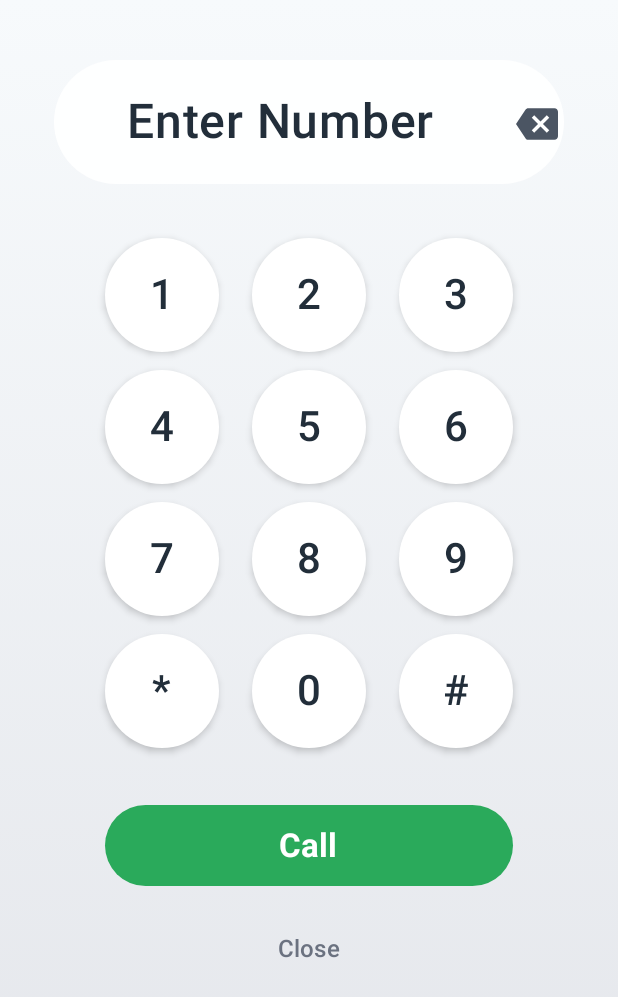
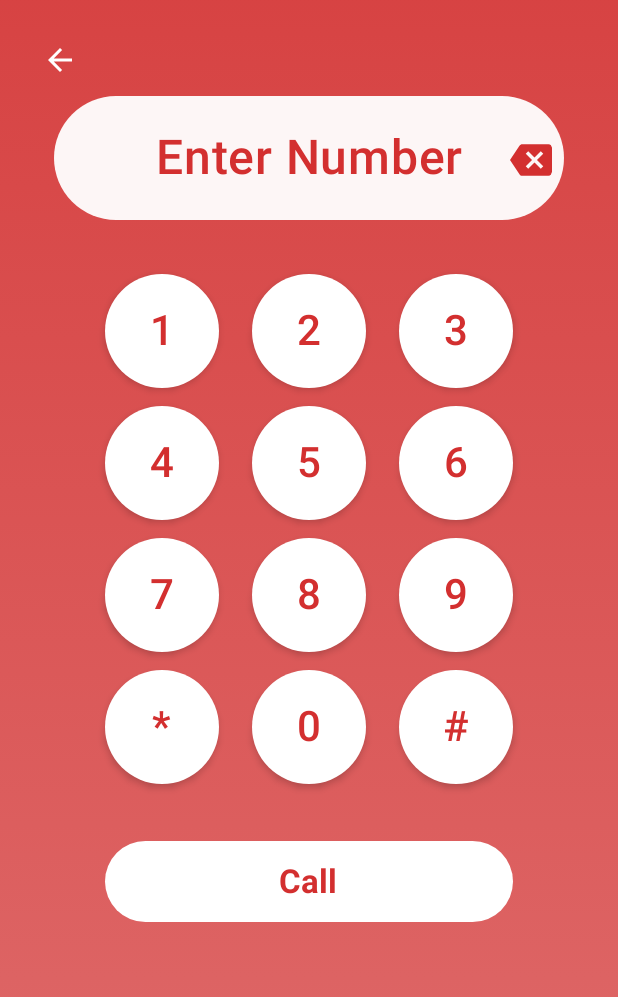
Before and after one commit to shojbahmed330/Talk, an Android app built with Jetpack Compose: the DialerScreen screen opened through its navigation route, on a phone screen of 412 x 824 dp. Shown: the top 997 px of the screen. Run offline under Robolectric (Android 15) with nearby library versions, the phone set to English and light mode, and no system bars; libraries missing offline, so code that uses them is left out: com.amazonaws, com.amazonaws.auth, com.amazonaws.regions, com.amazonaws.services, io.agora.rtc2; pictures from the network do not load; 14 statements that could not run were skipped.

Commit message:
Refactor: Update Dialer UI to Red and White theme
- Changed DialerScreen background to a red gradient.
- Updated dial pad buttons and call button to a white background with red text.
- Phone number display uses red text on a white background.
- Removed the "Close" button from the bottom of the dialer.
- Added a back button (arrow icon) to the top-left of the DialerScreen, which uses the existing onClose navigation logic.
- Implemented subtle press animations (scaling) for dial pad and call buttons.
- Ensured UI elements use the `mainRed` and `mainWhite` theme colors.

```diff
--- a/app/src/main/java/com/example/realtimecalltranslation/ui/theme/DialerScreen.kt
+++ b/app/src/main/java/com/example/realtimecalltranslation/ui/theme/DialerScreen.kt
@@ -2,18 +2,24 @@ package com.example.realtimecalltranslation.ui.theme
 
 import android.content.Intent
 import androidx.compose.foundation.background
+import androidx.compose.foundation.clickable
 import androidx.compose.foundation.layout.*
 import androidx.compose.foundation.shape.CircleShape
 import androidx.compose.material.icons.Icons
+import androidx.compose.material.icons.filled.ArrowBack
 import androidx.compose.material.icons.filled.Backspace
 import androidx.compose.material3.*
 import androidx.compose.runtime.*
 import androidx.compose.ui.Alignment
 import androidx.compose.ui.Modifier
+import androidx.compose.ui.draw.scale
 import androidx.compose.ui.graphics.Brush
 import androidx.compose.ui.graphics.Color
+import androidx.compose.ui.input.pointer.pointerInput
 // import androidx.compose.ui.platform.LocalContext // No longer needed
 import androidx.compose.ui.text.font.FontWeight
+import androidx.compose.animation.core.animateFloatAsState
+import androidx.compose.foundation.gestures.detectTapGestures
 import androidx.compose.ui.text.style.TextAlign
 import androidx.compose.ui.unit.dp
 import androidx.compose.ui.unit.sp
@@ -21,44 +27,59 @@ import androidx.compose.ui.unit.sp
 
 @Composable
 fun DialerScreen(
-    onClose: () -> Unit,
-    mainRed: Color, // This parameter is not used in the current body, but kept as per signature
-    mainWhite: Color, // This parameter is not used in the current body, but kept as per signature
-    onNavigateToCall: (String) -> Unit // Added new parameter
+    onClose: () -> Unit, // This will be repurposed for the back button
+    mainRed: Color,
+    mainWhite: Color,
+    onNavigateToCall: (String) -> Unit
 ) {
     var phoneNumber by remember { mutableStateOf("") }
-    // val context = LocalContext.current // No longer needed
 
-    // Professional color palette
-    val dialerBg = Brush.verticalGradient(
-        colors = listOf(Color(0xFFf7fafc), Color(0xFFe3e5ea))
+    // Using mainRed and mainWhite as requested
+    val dialerBgBrush = Brush.verticalGradient(
+        colors = listOf(mainRed.copy(alpha = 0.9f), mainRed.copy(alpha = 0.7f))
     )
-    val numPadColor = Color(0xFFffffff)
-    val numTextColor = Color(0xFF222e3a)
-    val callBtnColor = Color(0xFF2AAA5B)
-    val callBtnTextColor = Color.White
-    val iconColor = Color(0xFF4B5563)
-
-    // fun goToOutgoingCallActivity(number: String) { // Removed this function
-    //     val intent = Intent(context, OutgoingCallActivity::class.java)
-    //     intent.putExtra("CALLEE_NUMBER", number)
-    //     context.startActivity(intent)
-    // }
+    val numPadContainerColor = mainWhite
+    val numPadContentColor = mainRed // Text color for numbers
+    val callButtonContainerColor = mainWhite
+    val callButtonContentColor = mainRed
+    val backspaceIconColor = mainRed // For the backspace icon on white background
+    val phoneNumberTextColor = mainRed // For the displayed phone number text
 
     Column(
         modifier = Modifier
             .fillMaxSize()
-            .background(dialerBg),
+            .background(dialerBgBrush), // Using a red gradient background
         horizontalAlignment = Alignment.CenterHorizontally
     ) {
-        Spacer(Modifier.height(40.dp))
+        // Top Bar with Back Button
+        Box(
+            modifier = Modifier
+                .fillMaxWidth()
+                .padding(top = 16.dp, start = 16.dp, end = 16.dp) // Adjusted padding
+        ) {
+            IconButton(
+                onClick = onClose, // Reusing the existing onClose lambda which should pop backstack
+                modifier = Modifier.align(Alignment.CenterStart)
+            ) {
+                Icon(
+                    imageVector = Icons.Filled.ArrowBack,
+                    contentDescription = "Back",
+                    tint = mainWhite // White icon on Red background
+                )
+            }
+            // You could add a Title Text here if needed, aligned to Center.
+            // For now, focusing on the back button as per primary request.
+        }
+
+        // Spacer(Modifier.height(40.dp)) // Original spacer, adjust as needed after adding back button
+
         // Phone Number Display
         Box(
             modifier = Modifier
                 .fillMaxWidth()
                 .padding(horizontal = 36.dp)
                 .background(
-                    Color.White.copy(alpha = 0.95f),
+                    mainWhite.copy(alpha = 0.95f), // White background for number display
                     shape = CircleShape
                 )
                 .padding(vertical = 22.dp),
@@ -66,24 +87,25 @@ fun DialerScreen(
         ) {
             Row(
                 Modifier.fillMaxWidth(),
-                verticalAlignment = Alignment.CenterVertically
+                verticalAlignment = Alignment.CenterVertically,
+                horizontalArrangement = Arrangement.SpaceBetween // Ensure space for backspace
             ) {
                 Text(
                     text = if (phoneNumber.isEmpty()) "Enter Number" else phoneNumber,
                     fontSize = 32.sp,
                     fontWeight = FontWeight.SemiBold,
-                    color = numTextColor,
+                    color = phoneNumberTextColor, // Using mainRed for text
                     textAlign = TextAlign.Center,
-                    modifier = Modifier.weight(1f)
+                    modifier = Modifier.weight(1f).padding(start = 38.dp) // Add padding to center text if backspace is present
                 )
                 IconButton(
                     onClick = { if (phoneNumber.isNotEmpty()) phoneNumber = phoneNumber.dropLast(1) },
-                    modifier = Modifier.size(38.dp)
+                    modifier = Modifier.size(38.dp).padding(end = 8.dp) // Padding for the icon button
                 ) {
                     Icon(
                         Icons.Filled.Backspace,
                         contentDescription = "Delete",
-                        tint = iconColor,
+                        tint = backspaceIconColor, // Using mainRed for icon
                         modifier = Modifier.size(28.dp)
                     )
                 }
@@ -102,18 +124,31 @@ fun DialerScreen(
             Row(
                 Modifier
                     .fillMaxWidth()
-                    .padding(horizontal = 48.dp, vertical = 6.dp),
+                    .padding(horizontal = 48.dp, vertical = 6.dp), // Reduced vertical padding slightly
                 horizontalArrangement = Arrangement.SpaceEvenly
             ) {
                 row.forEach { key ->
+                    var pressed by remember { mutableStateOf(false) }
+                    val scale by animateFloatAsState(if (pressed) 0.9f else 1f, label = "scale")
+
                     Button(
                         onClick = { phoneNumber += key },
                         modifier = Modifier
-                            .size(76.dp),
+                            .scale(scale)
+                            .pointerInput(Unit) {
+                                detectTapGestures(
+                                    onPress = { /* Called when the gesture starts */
+                                        pressed = true
+                                        tryAwaitRelease()
+                                        pressed = false
+                                    }
+                                )
+                            }
+                            .size(76.dp), // Kept size
                         shape = CircleShape,
                         colors = ButtonDefaults.buttonColors(
-                            containerColor = numPadColor,
-                            contentColor = numTextColor
+                            containerColor = numPadContainerColor, // White buttons
+                            contentColor = numPadContentColor // Red text
                         ),
                         elevation = ButtonDefaults.buttonElevation(defaultElevation = 3.dp)
                     ) {
@@ -121,7 +156,7 @@ fun DialerScreen(
                             key,
                             fontSize = 28.sp,
                             fontWeight = FontWeight.Medium,
-                            color = numTextColor
+                            color = numPadContentColor // Red text
                         )
                     }
                 }
@@ -131,23 +166,34 @@ fun DialerScreen(
         Spacer(Modifier.height(32.dp))
 
         // Call Button
+        var callButtonPressed by remember { mutableStateOf(false) }
+        val callButtonScale by animateFloatAsState(if (callButtonPressed) 0.9f else 1f, label = "callButtonScale")
+
         Button(
-            onClick = { if (phoneNumber.isNotEmpty()) onNavigateToCall(phoneNumber) }, // Changed to use onNavigateToCall
+            onClick = { if (phoneNumber.isNotEmpty()) onNavigateToCall(phoneNumber) },
             modifier = Modifier
+                .scale(callButtonScale)
+                .pointerInput(Unit) {
+                    detectTapGestures(
+                        onPress = {
+                            callButtonPressed = true
+                            tryAwaitRelease()
+                            callButtonPressed = false
+                        }
+                    )
+                }
                 .fillMaxWidth()
                 .padding(horizontal = 70.dp)
                 .height(54.dp),
             shape = CircleShape,
-            colors = ButtonDefaults.buttonColors(containerColor = callBtnColor)
+            colors = ButtonDefaults.buttonColors(
+                containerColor = callButtonContainerColor, // White call button
+                contentColor = callButtonContentColor // Red text for call button
+            )
         ) {
-            Text("Call", fontSize = 22.sp, color = callBtnTextColor, fontWeight = FontWeight.Bold)
+            Text("Call", fontSize = 22.sp, color = callButtonContentColor, fontWeight = FontWeight.Bold)
         }
-        Spacer(Modifier.height(18.dp))
-        TextButton(
-            onClick = { onClose() }
-        ) {
-            Text("Close", color = Color(0xFF6B7280), fontSize = 16.sp)
-        }
-        Spacer(Modifier.height(10.dp))
+        // Removed the "Close" TextButton as requested
+        Spacer(Modifier.height(28.dp)) // Adjusted spacer after removing close button
     }
 }
```
